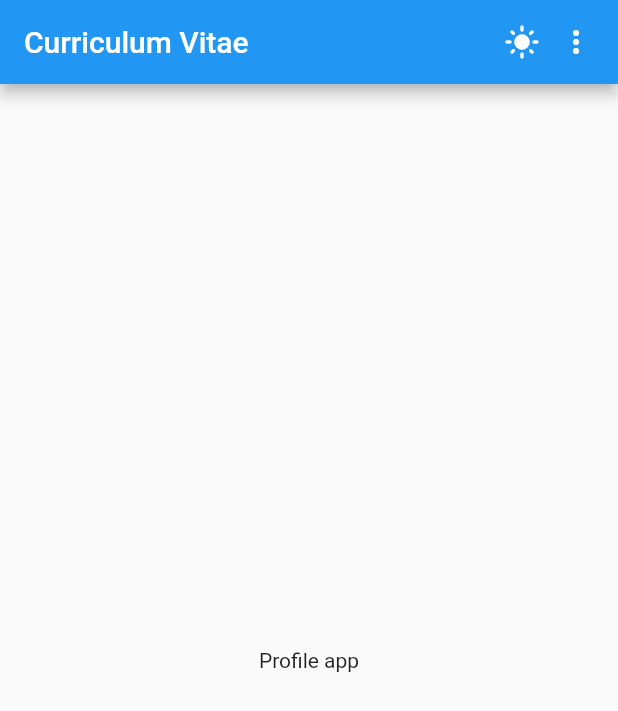
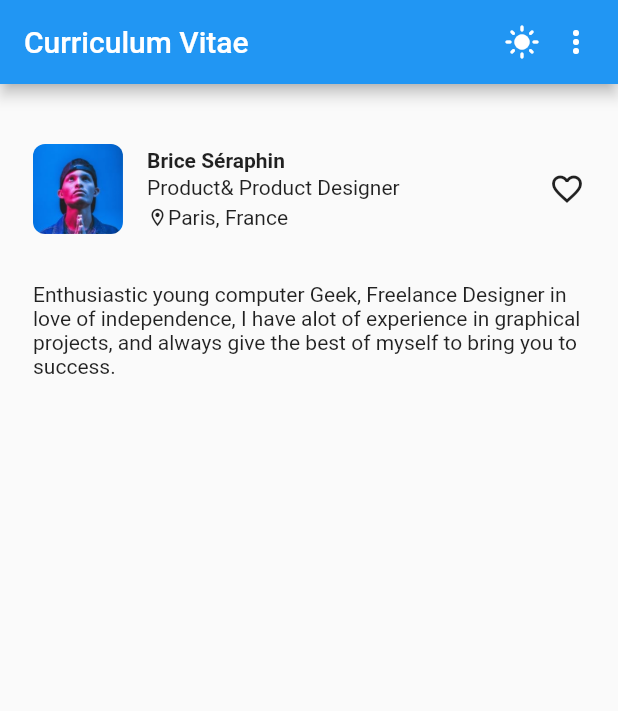
Before and after one commit to mmohammadmfallahm02/profile_app_ui, a Flutter app: the screen it shows after launch, on a phone screen of 412 x 824 dp. Shown: the top 711 px of the screen. Run offline on Flutter 3.47's test engine with Material 2 defaults, Android fonts, the phone set to English and light mode, and no system bars.

Commit message:
info widget added

```diff
--- a/lib/screens/home_screen.dart
+++ b/lib/screens/home_screen.dart
@@ -16,12 +16,74 @@ class HomeScreen extends StatelessWidget {
     );
   }
 
+  Widget _buildInfoWidget() {
+    return Column(
+      children: [
+        Row(
+          children: [
+            ClipRRect(
+              borderRadius: BorderRadius.circular(8),
+              child: Image.asset(
+                'assets/images/profile_image.png',
+                width: 60,
+                height: 60,
+              ),
+            ),
+            const SizedBox(
+              width: 16,
+            ),
+            Expanded(
+              child: Column(
+                crossAxisAlignment: CrossAxisAlignment.start,
+                children: [
+                  const Text(
+                    'Brice Séraphin',
+                    style: TextStyle(fontWeight: FontWeight.bold),
+                  ),
+                  const SizedBox(
+                    height: 2,
+                  ),
+                  const Text('Product& Product Designer'),
+                  const SizedBox(
+                    height: 4,
+                  ),
+                  Row(
+                    children: const [
+                      Icon(
+                        Icons.location_on_outlined,
+                        size: 14,
+                      ),
+                      Text(
+                        'Paris, France',
+                      )
+                    ],
+                  ),
+                ],
+              ),
+            ),
+            const Icon(Icons.favorite_outline)
+          ],
+        ),
+        const SizedBox(
+          height: 32,
+        ),
+        const Text(
+            'Enthusiastic young computer Geek, Freelance Designer in love of independence, I have alot of experience in graphical projects, and always give the best of myself to bring you to success.')
+      ],
+    );
+  }
+
   @override
   Widget build(BuildContext context) {
     return Scaffold(
       appBar: _buildAppBarWidget(),
-      body: const Center(
-        child: Text('Profile app'),
+      body: Padding(
+        padding: const EdgeInsets.fromLTRB(22, 40, 22, 0),
+        child: Column(
+          children: [
+            _buildInfoWidget(),
+          ],
+        ),
       ),
     );
   }
```
